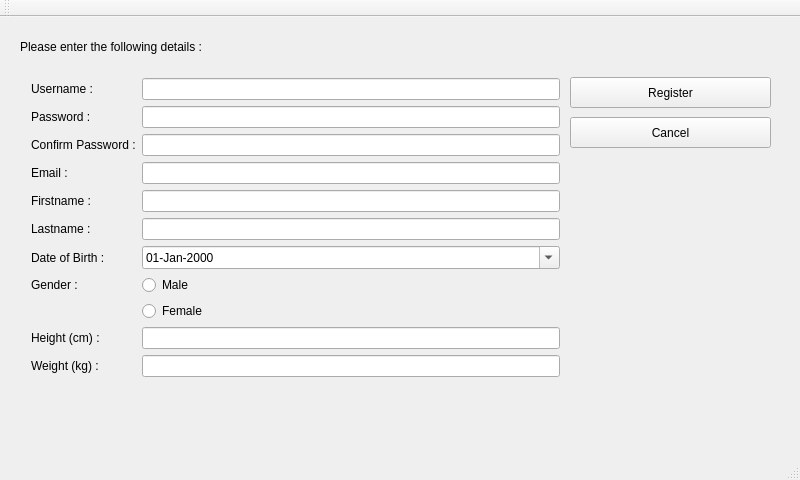
Qt form GUI_Qt/SmartScale/userRegister.ui (twschung/IoT-Smart-Scale) before a commit.
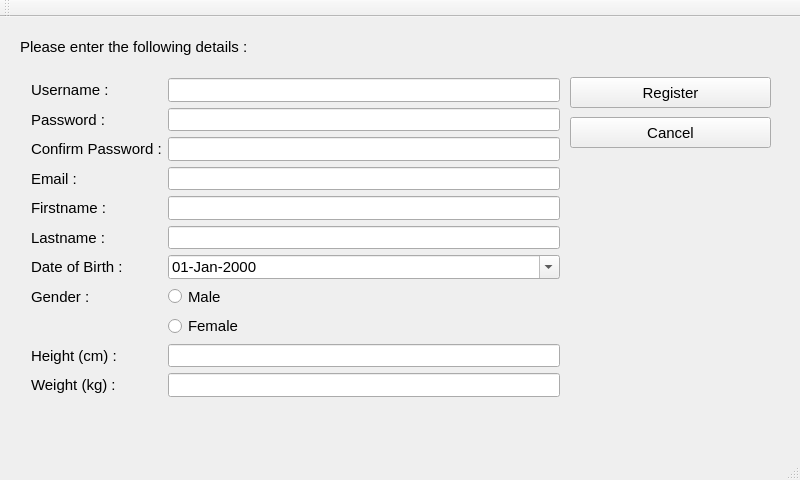
The same form after that commit.

```diff
--- a/GUI_Qt/SmartScale/userRegister.ui
+++ b/GUI_Qt/SmartScale/userRegister.ui
@@ -23,6 +23,12 @@
       <height>31</height>
      </rect>
     </property>
+    <property name="font">
+     <font>
+      <family>Arial</family>
+      <pointsize>11</pointsize>
+     </font>
+    </property>
     <property name="text">
      <string>Cancel</string>
     </property>
@@ -36,6 +42,12 @@
       <height>31</height>
      </rect>
     </property>
+    <property name="font">
+     <font>
+      <family>Arial</family>
+      <pointsize>11</pointsize>
+     </font>
+    </property>
     <property name="text">
      <string>Register</string>
     </property>
@@ -49,6 +61,12 @@
       <height>41</height>
      </rect>
     </property>
+    <property name="font">
+     <font>
+      <family>Arial</family>
+      <pointsize>11</pointsize>
+     </font>
+    </property>
     <property name="text">
      <string>&lt;html&gt;&lt;head/&gt;&lt;body&gt;&lt;p&gt;Please enter the following details :&lt;/p&gt;&lt;/body&gt;&lt;/html&gt;</string>
     </property>
@@ -82,19 +100,44 @@
       <height>341</height>
      </rect>
     </property>
+    <property name="font">
+     <font>
+      <family>Arial</family>
+      <pointsize>11</pointsize>
+     </font>
+    </property>
     <layout class="QFormLayout" name="formLayout">
      <item row="0" column="0">
       <widget class="QLabel" name="lblUsername">
+       <property name="font">
+        <font>
+         <family>Arial</family>
+         <pointsize>11</pointsize>
+        </font>
+       </property>
        <property name="text">
         <string>Username :</string>
        </property>
       </widget>
      </item>
      <item row="0" column="1">
-      <widget class="QLineEdit" name="txtUsername"/>
+      <widget class="QLineEdit" name="txtUsername">
+       <property name="font">
+        <font>
+         <family>Arial</family>
+         <pointsize>11</pointsize>
+        </font>
+       </property>
+      </widget>
      </item>
      <item row="1" column="0">
       <widget class="QLabel" name="lblPassword">
+       <property name="font">
+        <font>
+         <family>Arial</family>
+         <pointsize>11</pointsize>
+        </font>
+       </property>
        <property name="text">
         <string>Password :</string>
        </property>
@@ -102,6 +145,12 @@
      </item>
      <item row="1" column="1">
       <widget class="QLineEdit" name="txtPassword">
+       <property name="font">
+        <font>
+         <family>Arial</family>
+         <pointsize>11</pointsize>
+        </font>
+       </property>
        <property name="echoMode">
         <enum>QLineEdit::Password</enum>
        </property>
@@ -109,6 +158,12 @@
      </item>
      <item row="2" column="0">
       <widget class="QLabel" name="lblConfirmPassword">
+       <property name="font">
+        <font>
+         <family>Arial</family>
+         <pointsize>11</pointsize>
+        </font>
+       </property>
        <property name="text">
         <string>Confirm Password :</string>
        </property>
@@ -116,6 +171,12 @@
      </item>
      <item row="2" column="1">
       <widget class="QLineEdit" name="txtConfirmPassword">
+       <property name="font">
+        <font>
+         <family>Arial</family>
+         <pointsize>11</pointsize>
+        </font>
+       </property>
        <property name="echoMode">
         <enum>QLineEdit::Password</enum>
        </property>
@@ -123,36 +184,81 @@
      </item>
      <item row="3" column="0">
       <widget class="QLabel" name="lblEmail">
+       <property name="font">
+        <font>
+         <family>Arial</family>
+         <pointsize>11</pointsize>
+        </font>
+       </property>
        <property name="text">
         <string>Email :</string>
        </property>
       </widget>
      </item>
      <item row="3" column="1">
-      <widget class="QLineEdit" name="txtEmail"/>
+      <widget class="QLineEdit" name="txtEmail">
+       <property name="font">
+        <font>
+         <family>Arial</family>
+         <pointsize>11</pointsize>
+        </font>
+       </property>
+      </widget>
      </item>
      <item row="4" column="0">
       <widget class="QLabel" name="lblFirstname">
+       <property name="font">
+        <font>
+         <family>Arial</family>
+         <pointsize>11</pointsize>
+        </font>
+       </property>
        <property name="text">
         <string>Firstname :</string>
        </property>
       </widget>
      </item>
      <item row="4" column="1">
-      <widget class="QLineEdit" name="txtFirstname"/>
+      <widget class="QLineEdit" name="txtFirstname">
+       <property name="font">
+        <font>
+         <family>Arial</family>
+         <pointsize>11</pointsize>
+        </font>
+       </property>
+      </widget>
      </item>
      <item row="5" column="0">
       <widget class="QLabel" name="lblLastname">
+       <property name="font">
+        <font>
+         <family>Arial</family>
+         <pointsize>11</pointsize>
+        </font>
+       </property>
        <property name="text">
         <string>Lastname :</string>
        </property>
       </widget>
      </item>
      <item row="5" column="1">
-      <widget class="QLineEdit" name="txtLastname"/>
+      <widget class="QLineEdit" name="txtLastname">
+       <property name="font">
+        <font>
+         <family>Arial</family>
+         <pointsize>11</pointsize>
+        </font>
+       </property>
+      </widget>
      </item>
      <item row="6" column="0">
       <widget class="QLabel" name="lblDoB">
+       <property name="font">
+        <font>
+         <family>Arial</family>
+         <pointsize>11</pointsize>
+        </font>
+       </property>
        <property name="text">
         <string>Date of Birth :</string>
        </property>
@@ -160,6 +266,12 @@
      </item>
      <item row="6" column="1">
       <widget class="QDateEdit" name="datDoB">
+       <property name="font">
+        <font>
+         <family>Arial</family>
+         <pointsize>11</pointsize>
+        </font>
+       </property>
        <property name="focusPolicy">
         <enum>Qt::WheelFocus</enum>
        </property>
@@ -173,6 +285,12 @@
      </item>
      <item row="7" column="0">
       <widget class="QLabel" name="lblGender">
+       <property name="font">
+        <font>
+         <family>Arial</family>
+         <pointsize>11</pointsize>
+        </font>
+       </property>
        <property name="text">
         <string>Gender :</string>
        </property>
@@ -180,6 +298,12 @@
      </item>
      <item row="7" column="1">
       <widget class="QRadioButton" name="rbnMale">
+       <property name="font">
+        <font>
+         <family>Arial</family>
+         <pointsize>11</pointsize>
+        </font>
+       </property>
        <property name="text">
         <string>Male</string>
        </property>
@@ -187,26 +311,58 @@
      </item>
      <item row="9" column="0">
       <widget class="QLabel" name="lblHeight">
+       <property name="font">
+        <font>
+         <family>Arial</family>
+         <pointsize>11</pointsize>
+        </font>
+       </property>
        <property name="text">
         <string>Height (cm) :</string>
        </property>
       </widget>
      </item>
      <item row="9" column="1">
-      <widget class="QLineEdit" name="txtHeight"/>
+      <widget class="QLineEdit" name="txtHeight">
+       <property name="font">
+        <font>
+         <family>Arial</family>
+         <pointsize>11</pointsize>
+        </font>
+       </property>
+      </widget>
      </item>
      <item row="10" column="0">
       <widget class="QLabel" name="lblWeight">
+       <property name="font">
+        <font>
+         <family>Arial</family>
+         <pointsize>11</pointsize>
+        </font>
+       </property>
        <property name="text">
         <string>Weight (kg) :</string>
        </property>
       </widget>
      </item>
      <item row="10" column="1">
-      <widget class="QLineEdit" name="txtWeight"/>
+      <widget class="QLineEdit" name="txtWeight">
+       <property name="font">
+        <font>
+         <family>Arial</family>
+         <pointsize>11</pointsize>
+        </font>
+       </property>
+      </widget>
      </item>
      <item row="8" column="1">
       <widget class="QRadioButton" name="rbnFemale">
+       <property name="font">
+        <font>
+         <family>Arial</family>
+         <pointsize>11</pointsize>
+        </font>
+       </property>
        <property name="text">
         <string>Female</string>
        </property>
```
Left out of the diff: 3 changed lines with no effect on the pictures.
